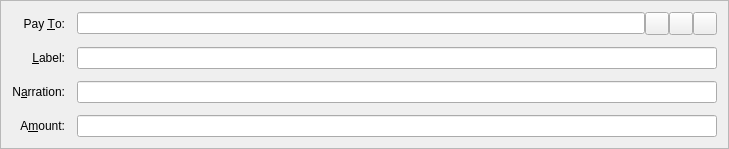
Qt form src/qt/forms/sendcoinsentry.ui (camorracoin/camorracoin) before a commit.
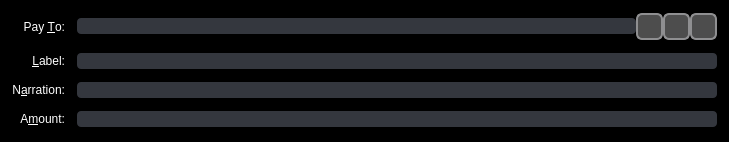
The same form after that commit. Icons and pictures are not drawn. Custom widgets are drawn as their Qt base class.

The edit to the form file:
```diff
--- a/src/qt/forms/sendcoinsentry.ui
+++ b/src/qt/forms/sendcoinsentry.ui
@@ -7,12 +7,18 @@
     <x>0</x>
     <y>0</y>
     <width>729</width>
-    <height>136</height>
+    <height>142</height>
    </rect>
   </property>
   <property name="windowTitle">
    <string>Form</string>
   </property>
+  <property name="styleSheet">
+   <string notr="true">QWidget {
+	background-color: #000000;
+	color: #FFFFFF;
+}</string>
+  </property>
   <property name="frameShape">
    <enum>QFrame::StyledPanel</enum>
   </property>
@@ -50,7 +56,19 @@
     </widget>
    </item>
    <item row="6" column="1">
-    <widget class="BitcoinAmountField" name="payAmount"/>
+    <widget class="BitcoinAmountField" name="payAmount">
+     <property name="styleSheet">
+      <string notr="true">QLineEdit {
+	background-color: #34373E;
+	color: #FFFFFF;
+	border: 1px solid #FFFFFFF;
+	border-radius: 4px;
+}
+QLineEdit:hover {
+	background-color: #676A71;
+}</string>
+     </property>
+    </widget>
    </item>
    <item row="4" column="1">
     <layout class="QHBoxLayout" name="horizontalLayout_2">
@@ -65,6 +83,17 @@
        <property name="toolTip">
         <string>Enter a label for this address to add it to your address book</string>
        </property>
+       <property name="styleSheet">
+        <string notr="true">QLineEdit {
+	background-color: #34373E;
+	color: #FFFFFF;
+	border: 1px solid #FFFFFFF;
+	border-radius: 4px;
+}
+QLineEdit:hover {
+	background-color: #676A71;
+}</string>
+       </property>
       </widget>
      </item>
     </layout>
@@ -84,12 +113,23 @@
    </item>
    <item row="5" column="1">
     <widget class="QValidatedLineEdit" name="narration">
-       <property name="enabled">
-        <bool>true</bool>
-       </property>
-       <property name="toolTip">
-        <string>Enter a short note to send with payment (max 24 characters)</string>
-       </property>
+     <property name="enabled">
+      <bool>true</bool>
+     </property>
+     <property name="toolTip">
+      <string>Enter a short note to send with payment (max 24 characters)</string>
+     </property>
+     <property name="styleSheet">
+      <string notr="true">QLineEdit {
+	background-color: #34373E;
+	color: #FFFFFF;
+	border: 1px solid #FFFFFFF;
+	border-radius: 4px;
+}
+QLineEdit:hover {
+	background-color: #676A71;
+}</string>
+     </property>
     </widget>
     
    </item>
@@ -118,6 +158,17 @@
        <property name="toolTip">
         <string>The address to send the payment to  (e.g. SXywGBZBowrppUwwNUo1GCRDTibzJi7g2M)</string>
        </property>
+       <property name="styleSheet">
+        <string notr="true">QLineEdit {
+	background-color: #34373E;
+	color: #FFFFFF;
+	border: 1px solid #FFFFFFF;
+	border-radius: 4px;
+}
+QLineEdit:hover {
+	background-color: #676A71;
+}</string>
+       </property>
        <property name="maxLength">
         <number>34</number>
        </property>
@@ -128,6 +179,25 @@
        <property name="toolTip">
         <string>Choose address from address book</string>
        </property>
+       <property name="styleSheet">
+        <string notr="true">QToolButton {
+     border: 2px solid #8f8f91;
+     border-radius: 6px;
+     background-color: qlineargradient(spread:pad, x1:0, y1:0, x2:1, y2:0, stop:0.0511364 rgba(77, 77, 77, 255));
+     min-width:20px;
+     min-height: 20px;
+     color: #fff;
+ }
+
+ QToolButton:pressed {
+     background-color: qlineargradient(x1: 0, y1: 0, x2: 0, y2: 1,
+                                       stop: 0 #dadbde, stop: 1 #f6f7fa);
+ }
+
+ QToolButton:flat {
+     border: none; /* no border for a flat push button */
+ }</string>
+       </property>
        <property name="text">
         <string/>
        </property>
@@ -145,6 +215,25 @@
        <property name="toolTip">
         <string>Paste address from clipboard</string>
        </property>
+       <property name="styleSheet">
+        <string notr="true">QToolButton {
+     border: 2px solid #8f8f91;
+     border-radius: 6px;
+     background-color: qlineargradient(spread:pad, x1:0, y1:0, x2:1, y2:0, stop:0.0511364 rgba(77, 77, 77, 255));
+     min-width:20px;
+     min-height: 20px;
+     color: #fff;
+ }
+
+ QToolButton:pressed {
+     background-color: qlineargradient(x1: 0, y1: 0, x2: 0, y2: 1,
+                                       stop: 0 #dadbde, stop: 1 #f6f7fa);
+ }
+
+ QToolButton:flat {
+     border: none; /* no border for a flat push button */
+ }</string>
+       </property>
        <property name="text">
         <string/>
        </property>
@@ -162,6 +251,25 @@
        <property name="toolTip">
         <string>Remove this recipient</string>
        </property>
+       <property name="styleSheet">
+        <string notr="true">QToolButton {
+     border: 2px solid #8f8f91;
+     border-radius: 6px;
+     background-color: qlineargradient(spread:pad, x1:0, y1:0, x2:1, y2:0, stop:0.0511364 rgba(77, 77, 77, 255));
+     min-width:20px;
+     min-height: 20px;
+     color: #fff;
+ }
+
+ QToolButton:pressed {
+     background-color: qlineargradient(x1: 0, y1: 0, x2: 0, y2: 1,
+                                       stop: 0 #dadbde, stop: 1 #f6f7fa);
+ }
+
+ QToolButton:flat {
+     border: none; /* no border for a flat push button */
+ }</string>
+       </property>
        <property name="text">
         <string/>
        </property>
```
Left out of the diff: 3 changed lines with no effect on the pictures.
